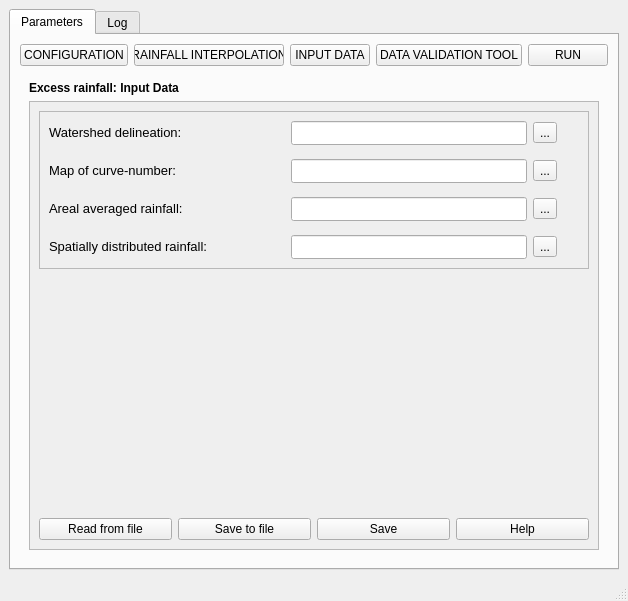
Before: the Qt Designer form hidroPixel_dialog_exec_rainfall.ui in pedmap/HidroPixel_test, drawn with Qt 5.
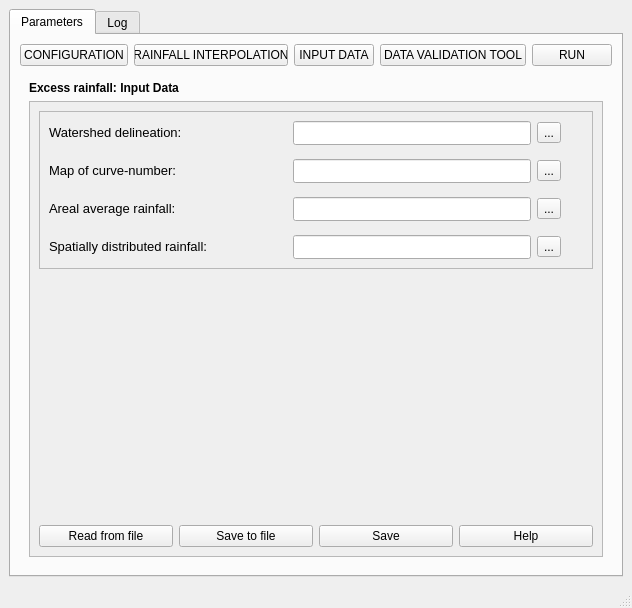
After: the same form once the commit is applied. The open tabs and pages were chosen to show the change. Icons and pictures are not drawn.

Commit message: fix: fixing excess rainfall function

Diff of the .ui file:
```diff
--- a/hidroPixel_dialog_exec_rainfall.ui
+++ b/hidroPixel_dialog_exec_rainfall.ui
@@ -6,8 +6,8 @@
    <rect>
     <x>0</x>
     <y>0</y>
-    <width>628</width>
-    <height>601</height>
+    <width>632</width>
+    <height>608</height>
    </rect>
   </property>
   <property name="sizePolicy">
@@ -1121,8 +1121,8 @@
                 <rect>
                  <x>0</x>
                  <y>0</y>
-                 <width>566</width>
-                 <height>441</height>
+                 <width>570</width>
+                 <height>448</height>
                 </rect>
                </property>
                <layout class="QGridLayout" name="gridLayout_14">
@@ -1322,7 +1322,7 @@
                        <item row="0" column="0">
                         <widget class="QLabel" name="label_31">
                          <property name="text">
-                          <string>&lt;html&gt;&lt;head/&gt;&lt;body&gt;&lt;p align=&quot;justify&quot;&gt;&lt;span style=&quot; font-size:10pt;&quot;&gt;Areal averaged rainfall:&lt;/span&gt;&lt;/p&gt;&lt;/body&gt;&lt;/html&gt;</string>
+                          <string>&lt;html&gt;&lt;head/&gt;&lt;body&gt;&lt;p align=&quot;justify&quot;&gt;&lt;span style=&quot; font-size:10pt;&quot;&gt;Areal average rainfall:&lt;/span&gt;&lt;/p&gt;&lt;/body&gt;&lt;/html&gt;</string>
                          </property>
                         </widget>
                        </item>
```
Left out of the diff: 16 changed lines with no effect on the pictures. The commit also changes 3 other files.
